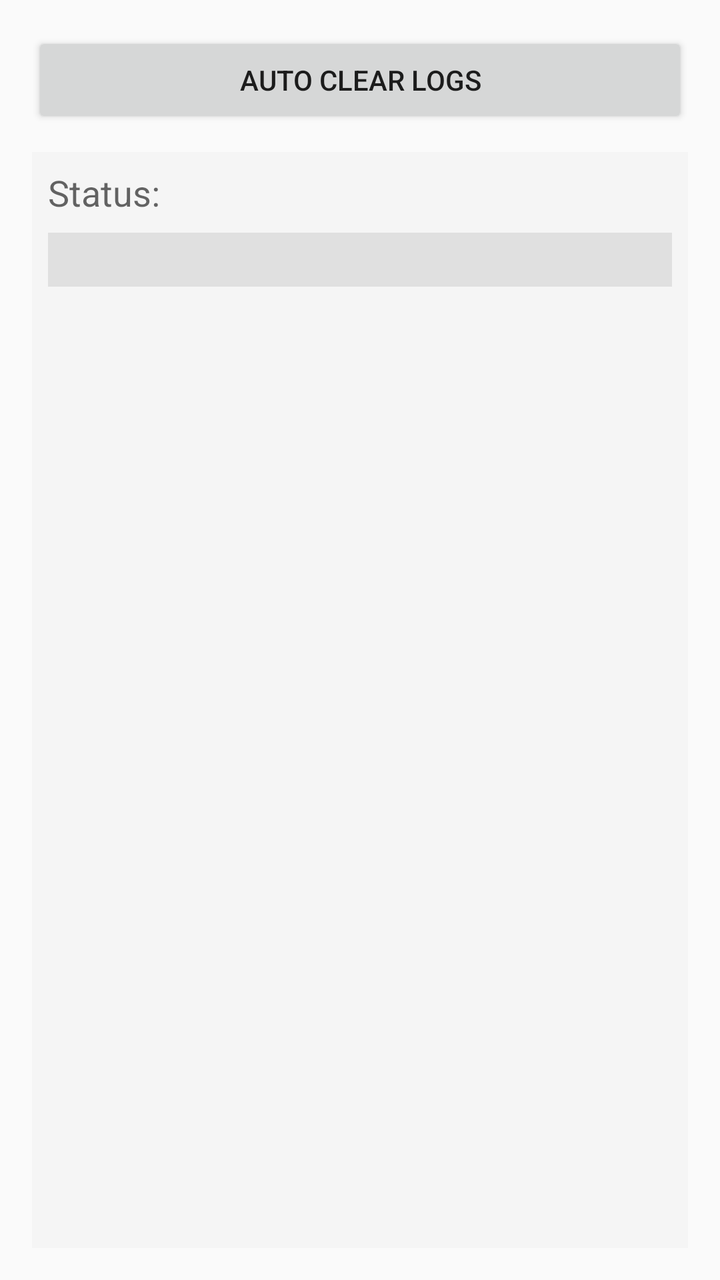
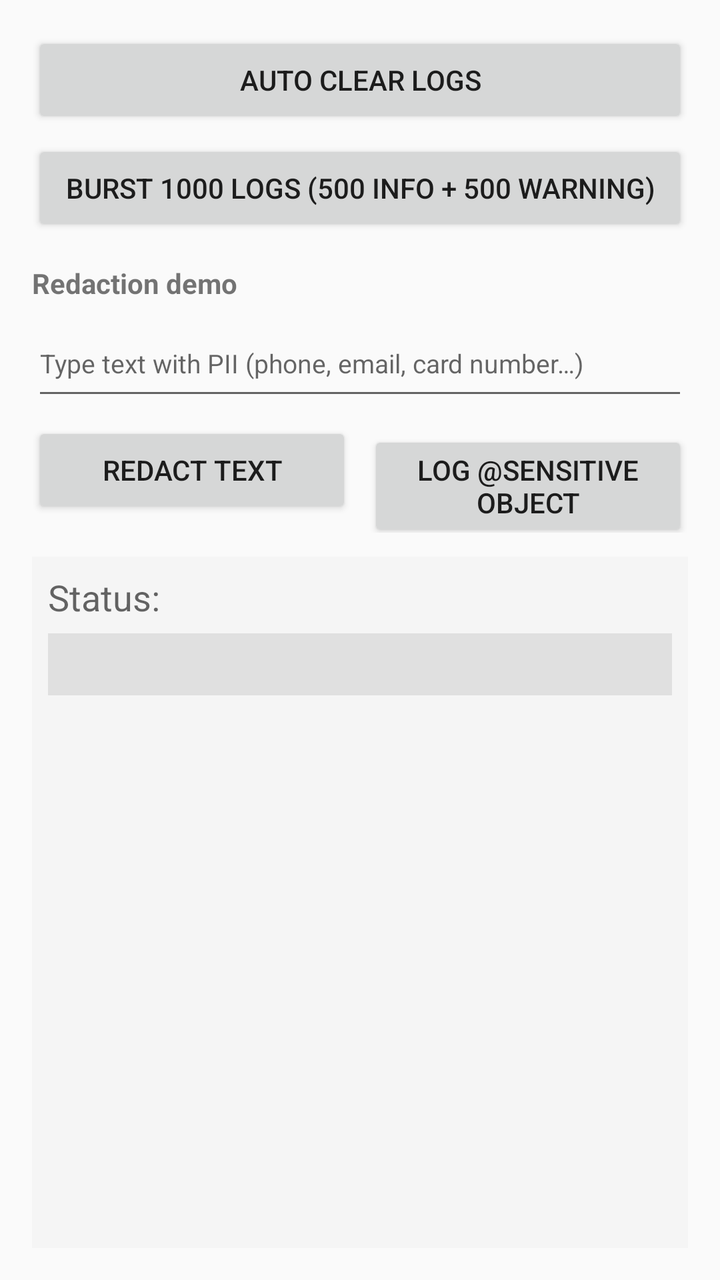

An Android layout rendered at two revisions. The XML below is the earlier revision; the diff shows what the commit changed to produce the second picture.
<!-- AndroidManifest.xml: application theme AppTheme -->
<!-- res/layout/activity_hourly_logs_test.xml -->
<?xml version="1.0" encoding="utf-8"?>
<LinearLayout xmlns:android="http://schemas.android.com/apk/res/android"
    xmlns:tools="http://schemas.android.com/tools"
    android:layout_width="match_parent"
    android:layout_height="match_parent"
    android:orientation="vertical"
    android:padding="16dp"
    tools:context=".HourlyLogsTest">

    <androidx.appcompat.widget.AppCompatButton
        android:id="@+id/runAutoClearBtn"
        android:layout_width="match_parent"
        android:layout_height="wrap_content"
        android:layout_marginBottom="12dp"
        android:text="Auto Clear Logs" />

    <ScrollView
        android:id="@+id/status_scroll"
        android:layout_width="match_parent"
        android:layout_height="0dp"
        android:layout_weight="1"
        android:background="#f5f5f5"
        android:fadeScrollbars="false"
        android:padding="8dp"
        android:scrollbars="vertical">

        <LinearLayout
            android:layout_width="match_parent"
            android:layout_height="match_parent"
            android:orientation="vertical">

            <androidx.appcompat.widget.AppCompatTextView
                android:id="@+id/events"
                android:layout_width="match_parent"
                android:layout_height="wrap_content"
                android:layout_marginBottom="8dp"
                android:text="Status:"
                android:scrollbarAlwaysDrawVerticalTrack="true"
                android:scrollbars="vertical"
                android:scrollbarStyle="insideInset"
                android:textAppearance="@style/TextAppearance.AppCompat.Medium" />

            <androidx.appcompat.widget.AppCompatTextView
                android:id="@+id/status"
                android:layout_width="match_parent"
                android:layout_height="wrap_content"
                android:background="#e0e0e0"
                android:lineSpacingExtra="4dp"
                android:padding="4dp"
                android:textAppearance="@style/TextAppearance.AppCompat.Body1"
                android:textColor="#222"
                android:textIsSelectable="true" />
        </LinearLayout>
    </ScrollView>

</LinearLayout>
<!-- resources referenced by this layout -->
<resources>
  <style name="AppTheme" parent="Theme.AppCompat.Light.DarkActionBar">
          
          <item name="colorPrimary">@color/colorPrimary</item>
          <item name="colorPrimaryDark">@color/colorPrimaryDark</item>
          <item name="colorAccent">@color/colorAccent</item>
      </style>
  <color name="colorPrimary">#1de9b6</color>
  <color name="colorPrimaryDark">#00bfa5</color>
  <color name="colorAccent">@color/colorBlack</color>
  <color name="colorBlack">#000000</color>
</resources>

<!-- the commit's change to res/layout/activity_hourly_logs_test.xml (unified diff, before → after) -->
@@ -7,13 +7,66 @@
     android:padding="16dp"
     tools:context=".HourlyLogsTest">
 
+    
     <androidx.appcompat.widget.AppCompatButton
         android:id="@+id/runAutoClearBtn"
         android:layout_width="match_parent"
         android:layout_height="wrap_content"
-        android:layout_marginBottom="12dp"
+        android:layout_marginBottom="6dp"
         android:text="Auto Clear Logs" />
 
+    <androidx.appcompat.widget.AppCompatButton
+        android:id="@+id/burstBtn"
+        android:layout_width="match_parent"
+        android:layout_height="wrap_content"
+        android:layout_marginBottom="14dp"
+        android:text="Burst 1000 Logs (500 INFO + 500 WARNING)" />
+
+    
+    <androidx.appcompat.widget.AppCompatTextView
+        android:layout_width="match_parent"
+        android:layout_height="wrap_content"
+        android:text="Redaction demo"
+        android:textAppearance="@style/TextAppearance.AppCompat.Small"
+        android:textStyle="bold"
+        android:layout_marginBottom="4dp" />
+
+    <EditText
+        android:id="@+id/redactInputET"
+        android:layout_width="match_parent"
+        android:layout_height="wrap_content"
+        android:layout_marginBottom="6dp"
+        android:hint="Type text with PII (phone, email, card number…)"
+        android:inputType="textMultiLine"
+        android:minLines="2"
+        android:maxLines="3"
+        android:textSize="13sp" />
+
+    <LinearLayout
+        android:layout_width="match_parent"
+        android:layout_height="wrap_content"
+        android:layout_marginBottom="12dp"
+        android:orientation="horizontal">
+
+        <androidx.appcompat.widget.AppCompatButton
+            android:id="@+id/redactTextBtn"
+            android:layout_width="0dp"
+            android:layout_height="wrap_content"
+            android:layout_weight="1"
+            android:layout_marginEnd="4dp"
+            android:text="Redact Text" />
+
+        <androidx.appcompat.widget.AppCompatButton
+            android:id="@+id/redactObjectBtn"
+            android:layout_width="0dp"
+            android:layout_height="wrap_content"
+            android:layout_weight="1"
+            android:layout_marginStart="4dp"
+            android:text="Log @Sensitive Object" />
+
+    </LinearLayout>
+
+    
     <ScrollView
         android:id="@+id/status_scroll"
         android:layout_width="match_parent"
@@ -26,30 +79,44 @@
 
         <LinearLayout
             android:layout_width="match_parent"
-            android:layout_height="match_parent"
+            android:layout_height="wrap_content"
             android:orientation="vertical">
 
+            
             <androidx.appcompat.widget.AppCompatTextView
                 android:id="@+id/events"
                 android:layout_width="match_parent"
                 android:layout_height="wrap_content"
-                android:layout_marginBottom="8dp"
+                android:layout_marginBottom="6dp"
                 android:text="Status:"
-                android:scrollbarAlwaysDrawVerticalTrack="true"
-                android:scrollbars="vertical"
-                android:scrollbarStyle="insideInset"
                 android:textAppearance="@style/TextAppearance.AppCompat.Medium" />
 
+            
             <androidx.appcompat.widget.AppCompatTextView
                 android:id="@+id/status"
                 android:layout_width="match_parent"
                 android:layout_height="wrap_content"
+                android:layout_marginBottom="10dp"
                 android:background="#e0e0e0"
-                android:lineSpacingExtra="4dp"
-                android:padding="4dp"
+                android:lineSpacingExtra="2dp"
+                android:padding="6dp"
                 android:textAppearance="@style/TextAppearance.AppCompat.Body1"
                 android:textColor="#222"
                 android:textIsSelectable="true" />
+
+            
+            <androidx.appcompat.widget.AppCompatTextView
+                android:id="@+id/redactOutput"
+                android:layout_width="match_parent"
+                android:layout_height="wrap_content"
+                android:background="#e8f5e9"
+                android:lineSpacingExtra="3dp"
+                android:padding="6dp"
+                android:textAppearance="@style/TextAppearance.AppCompat.Body1"
+                android:textColor="#1b5e20"
+                android:textIsSelectable="true"
+                android:visibility="gone" />
+
         </LinearLayout>
     </ScrollView>
 
